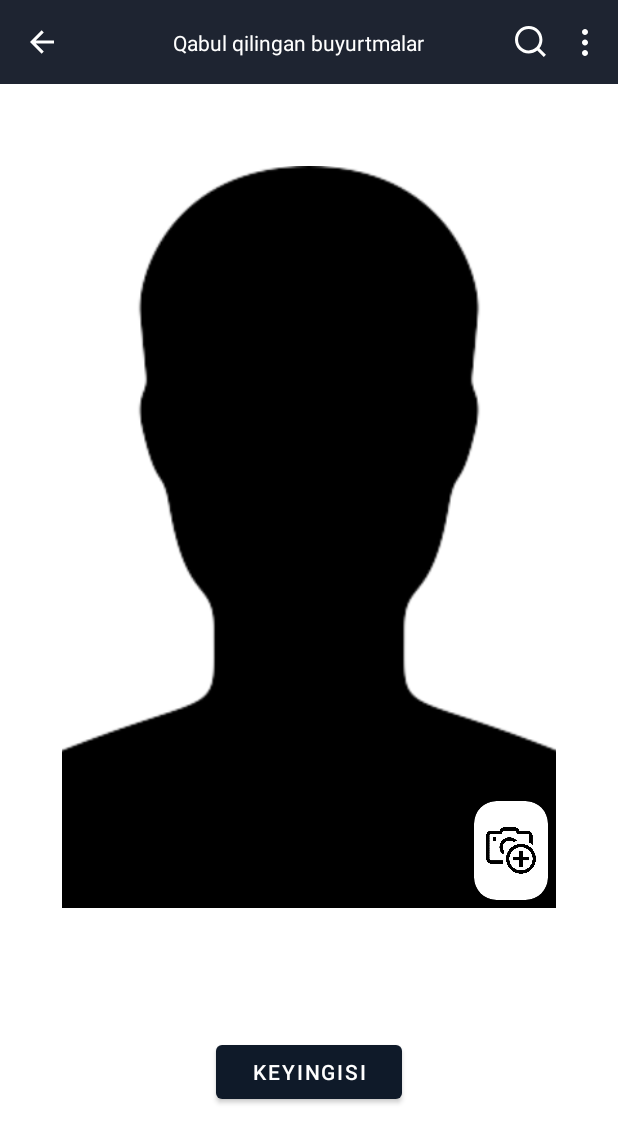
After one commit to JahongirmirzoDv/TezkorAkfa, an Android app: the CustomerTakePhotoFragment screen opened through its navigation route, on a phone screen of 412 x 824 dp. The commit adds this screen. Shown: the top 1143 px of the screen. Run offline under Robolectric (Android 15) with nearby library versions, the phone set to English and light mode, and no system bars; libraries missing offline, so code that uses them is left out: by.kirich1409.viewbindingdelegate, com.github.drjacky.imagepicker, com.mocklets.pluto; pictures from the network do not load; 8 statements that could not run were skipped.

Commit message:
add fregament and item confirm orders 1.0

```diff
--- a/app/src/main/java/uz/algorithmgateway/tezkorakfa/measurer/ui/accept_order/AcceptOrderScreen.kt
+++ b/app/src/main/java/uz/algorithmgateway/tezkorakfa/measurer/ui/accept_order/AcceptOrderScreen.kt
@@ -188,4 +188,9 @@ class AcceptOrderScreen : Fragment() {
         super.onResume()
         loadView()
     }
+
+    override fun onSaveInstanceState(oldInstanceState: Bundle) {
+        super.onSaveInstanceState(oldInstanceState)
+        oldInstanceState.clear()
+    }
 }
--- /dev/null
+++ b/app/src/main/java/uz/algorithmgateway/tezkorakfa/measurer/ui/customer_photo/CustomerTakePhotoFragment.kt
@@ -0,0 +1,82 @@
+package uz.algorithmgateway.tezkorakfa.measurer.ui.customer_photo
+
+import android.app.Activity
+import android.net.Uri
+import android.os.Bundle
+import android.view.View
+import androidx.activity.result.ActivityResult
+import androidx.activity.result.contract.ActivityResultContracts
+import androidx.fragment.app.Fragment
+import androidx.navigation.fragment.findNavController
+import by.kirich1409.viewbindingdelegate.viewBinding
+import com.github.drjacky.imagepicker.ImagePicker
+import uz.algorithmgateway.tezkorakfa.R
+import uz.algorithmgateway.tezkorakfa.databinding.FragmentCustomerTakePhotoBinding
+import uz.algorithmgateway.tezkorakfa.measurer.utils.FileUriUtils
+import java.io.File
+
+class CustomerTakePhotoFragment : Fragment(R.layout.fragment_customer_take_photo) {
+
+    private val binding: FragmentCustomerTakePhotoBinding by viewBinding(
+        FragmentCustomerTakePhotoBinding::bind
+    )
+
+    override fun onCreate(savedInstanceState: Bundle?) {
+        super.onCreate(savedInstanceState)
+
+    }
+
+    override fun onViewCreated(view: View, savedInstanceState: Bundle?) {
+        super.onViewCreated(view, savedInstanceState)
+
+        installTakePhoto()
+
+    }
+
+    private fun installTakePhoto() {
+        binding.apply {
+            toolbar.apply {
+                searchToolbar.visibility = View.GONE
+                otherToolbar.visibility = View.GONE
+                backArrowFragment.setOnClickListener {
+                    findNavController().popBackStack()
+                }
+            }
+            takePhotoBtn.setOnClickListener {
+                takePhoto()
+            }
+            next.setOnClickListener {
+
+            }
+
+        }
+
+    }
+
+    override fun onSaveInstanceState(outState: Bundle) {
+        super.onSaveInstanceState(outState)
+        //Clear the Activity's bundle of the subsidiary fragments' bundles.
+        outState.clear()
+    }
+
+    fun takePhoto() {
+        cameraLauncher.launch(
+            ImagePicker.with(requireActivity())
+                .cameraOnly()
+                .createIntent()
+        )
+    }
+
+
+    private val cameraLauncher =
+        registerForActivityResult(ActivityResultContracts.StartActivityForResult()) {
+            if (it.resultCode == Activity.RESULT_OK) {
+                val uri = it.data?.data!!
+                binding.imageCustomer.setImageURI(uri)
+            }
+        }
+
+
+
+
+}
--- /dev/null
+++ b/app/src/main/res/layout/fragment_customer_take_photo.xml
@@ -0,0 +1,62 @@
+<?xml version="1.0" encoding="utf-8"?>
+<androidx.constraintlayout.widget.ConstraintLayout xmlns:android="http://schemas.android.com/apk/res/android"
+    xmlns:app="http://schemas.android.com/apk/res-auto"
+    xmlns:tools="http://schemas.android.com/tools"
+    android:layout_width="match_parent"
+    android:layout_height="match_parent"
+    tools:context=".measurer.ui.customer_photo.CustomerTakePhotoFragment">
+
+    <include
+        android:id="@+id/toolbar"
+        layout="@layout/toolbar_montage" />
+
+    <ImageView
+        android:id="@+id/image_customer"
+        android:layout_width="0dp"
+        android:layout_height="0dp"
+        android:scaleType="centerCrop"
+        android:src="@drawable/image_person"
+        app:layout_constraintBottom_toBottomOf="parent"
+        app:layout_constraintHeight_percent="0.6"
+        app:layout_constraintLeft_toLeftOf="parent"
+        app:layout_constraintRight_toRightOf="parent"
+        app:layout_constraintTop_toBottomOf="@+id/toolbar"
+        app:layout_constraintVertical_bias="0.2"
+        app:layout_constraintWidth_percent="0.8" />
+
+    <androidx.cardview.widget.CardView
+        android:id="@+id/take_photo_btn"
+        android:layout_width="0dp"
+        android:layout_height="0dp"
+        android:layout_marginBottom="5dp"
+        android:background="@color/white"
+        app:cardBackgroundColor="@color/white"
+        app:cardCornerRadius="15dp"
+        app:layout_constraintBottom_toBottomOf="@+id/image_customer"
+        app:layout_constraintHeight_percent="0.08"
+        app:layout_constraintHorizontal_bias="0.98"
+        app:layout_constraintLeft_toLeftOf="@+id/image_customer"
+        app:layout_constraintRight_toRightOf="@+id/image_customer"
+        app:layout_constraintWidth_percent="0.12">
+
+        <ImageView
+            android:layout_width="wrap_content"
+            android:layout_height="wrap_content"
+            android:layout_margin="8dp"
+            android:src="@drawable/add_images" />
+
+    </androidx.cardview.widget.CardView>
+
+    <Button
+        android:id="@+id/next"
+        android:layout_width="0dp"
+        android:layout_height="wrap_content"
+        android:text="Keyingisi"
+        app:layout_constraintBottom_toBottomOf="parent"
+        app:layout_constraintLeft_toLeftOf="parent"
+        app:layout_constraintRight_toRightOf="parent"
+        app:layout_constraintTop_toBottomOf="@+id/image_customer"
+        app:layout_constraintWidth_percent="0.3" />
+
+
+</androidx.constraintlayout.widget.ConstraintLayout>
--- a/app/src/main/res/layout/item_confirem_orders.xml
+++ b/app/src/main/res/layout/item_confirem_orders.xml
@@ -241,6 +241,7 @@
                     android:orientation="horizontal">
 
                     <androidx.cardview.widget.CardView
+                        android:id="@+id/config_order"
                         android:layout_width="match_parent"
                         android:layout_height="@dimen/save_button_space"
                         android:layout_gravity="bottom"
--- a/app/src/main/res/layout/screen_accept_order.xml
+++ b/app/src/main/res/layout/screen_accept_order.xml
@@ -59,6 +59,7 @@
                 android:layout_width="120dp"
                 android:layout_height="120dp"
                 android:layout_marginTop="@dimen/default_item_space"
+                android:src="@drawable/ic_image"
                 android:background="#7E7E7E"
                 app:layout_constraintEnd_toEndOf="parent"
                 app:layout_constraintStart_toStartOf="parent"
--- a/app/src/main/res/layout/toolbar_montage.xml
+++ b/app/src/main/res/layout/toolbar_montage.xml
@@ -16,6 +16,7 @@
         app:layout_constraintTop_toTopOf="parent" />
 
     <TextView
+        android:id="@+id/title_tolbar"
         android:layout_width="wrap_content"
         android:layout_height="wrap_content"
         android:text="Qabul qilingan buyurtmalar"
@@ -26,12 +27,12 @@
         app:layout_constraintTop_toTopOf="parent" />
 
     <SearchView
-        android:searchIcon="@drawable/ic_search_menu"
         android:id="@+id/search_toolbar"
         android:layout_width="wrap_content"
         android:layout_height="wrap_content"
         android:layout_marginRight="10dp"
         android:searchHintIcon="@color/white"
+        android:searchIcon="@drawable/ic_search_menu"
         app:layout_constraintBottom_toBottomOf="parent"
         app:layout_constraintRight_toLeftOf="@+id/other_toolbar"
         app:layout_constraintTop_toTopOf="parent" />
--- a/app/src/main/res/navigation/navigation_measurer.xml
+++ b/app/src/main/res/navigation/navigation_measurer.xml
@@ -62,7 +62,11 @@
         tools:layout="@layout/screen_confirm_orders"
         android:id="@+id/confirmOrdersScreen"
         android:name="uz.algorithmgateway.tezkorakfa.measurer.ui.confirm_orders.ConfirmOrdersScreen"
-        android:label="ConfirmOrdersScreen" />
+        android:label="ConfirmOrdersScreen" >
+        <action
+            android:id="@+id/action_confirmOrdersScreen_to_signatureFragment"
+            app:destination="@id/signatureFragment" />
+    </fragment>
     <fragment
         android:id="@+id/orderListFragment"
         tools:layout="@layout/fragment_tab_layout"
@@ -90,5 +94,19 @@
             android:id="@+id/action_savePdfFragment_to_confirmOrdersScreen"
             app:destination="@id/confirmOrdersScreen" />
     </fragment>
+    <fragment
+        android:id="@+id/signatureFragment"
+        android:name="uz.algorithmgateway.tezkorakfa.measurer.ui.signature.SignatureFragment"
+        android:label="fragment_signature"
+        tools:layout="@layout/fragment_signature" >
+        <action
+            android:id="@+id/action_signatureFragment_to_customerTakePhotoFragment"
+            app:destination="@id/customerTakePhotoFragment" />
+    </fragment>
+    <fragment
+        android:id="@+id/customerTakePhotoFragment"
+        android:name="uz.algorithmgateway.tezkorakfa.measurer.ui.customer_photo.CustomerTakePhotoFragment"
+        android:label="fragment_customer_take_photo"
+        tools:layout="@layout/fragment_customer_take_photo" />
 
 </navigation>
```
Also changed, not shown: app/build.gradle (+7 -2 lines), app/src/main/java/uz/algorithmgateway/tezkorakfa/measurer/ui/confirm_orders/ConfirmOrderListAdapter.kt (+14 -6 lines), app/src/main/java/uz/algorithmgateway/tezkorakfa/measurer/ui/drawings/save_pdf/SavePdfFragment.kt (+9 -1 lines), app/src/main/java/uz/algorithmgateway/tezkorakfa/measurer/ui/select_count/ItemCountScreen.kt (+10 -0 lines), app/src/main/java/uz/algorithmgateway/tezkorakfa/measurer/ui/signature/SignatureFragment.kt (added, +52 -0 lines), app/src/main/res/drawable/ic_baseline_person_24.xml (added, +10 -0 lines), app/src/main/res/layout/fragment_signature.xml (added, +61 -0 lines), app/src/main/res/drawable/add_images.png (added), app/src/main/res/drawable/image_person.png (added).
